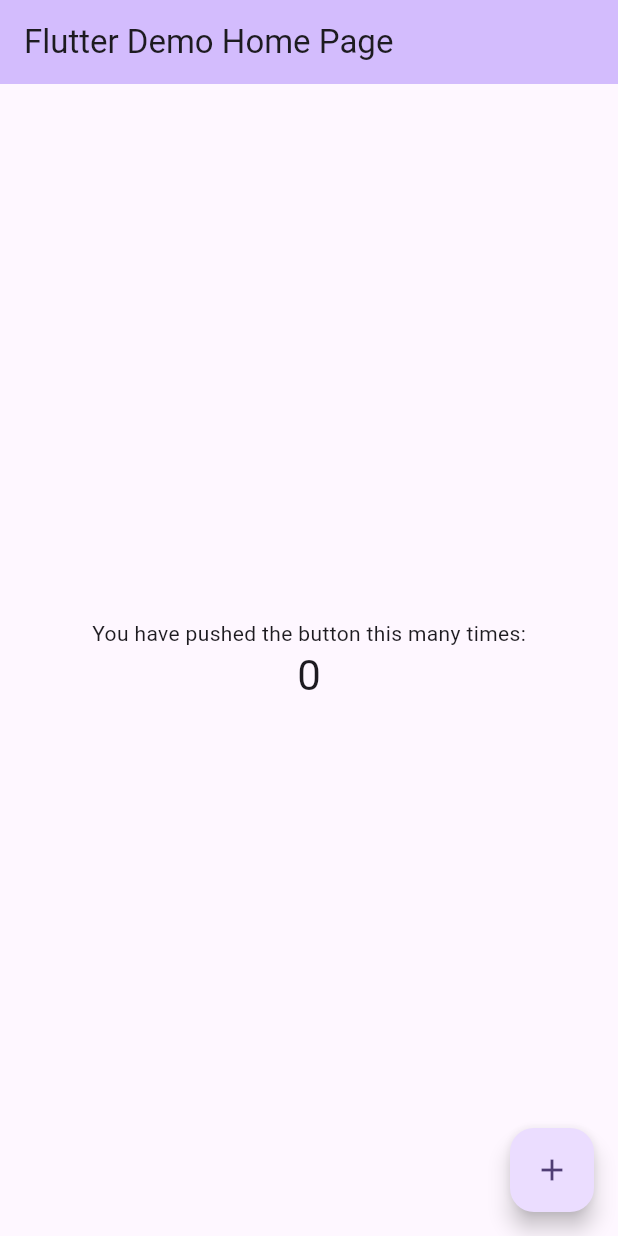
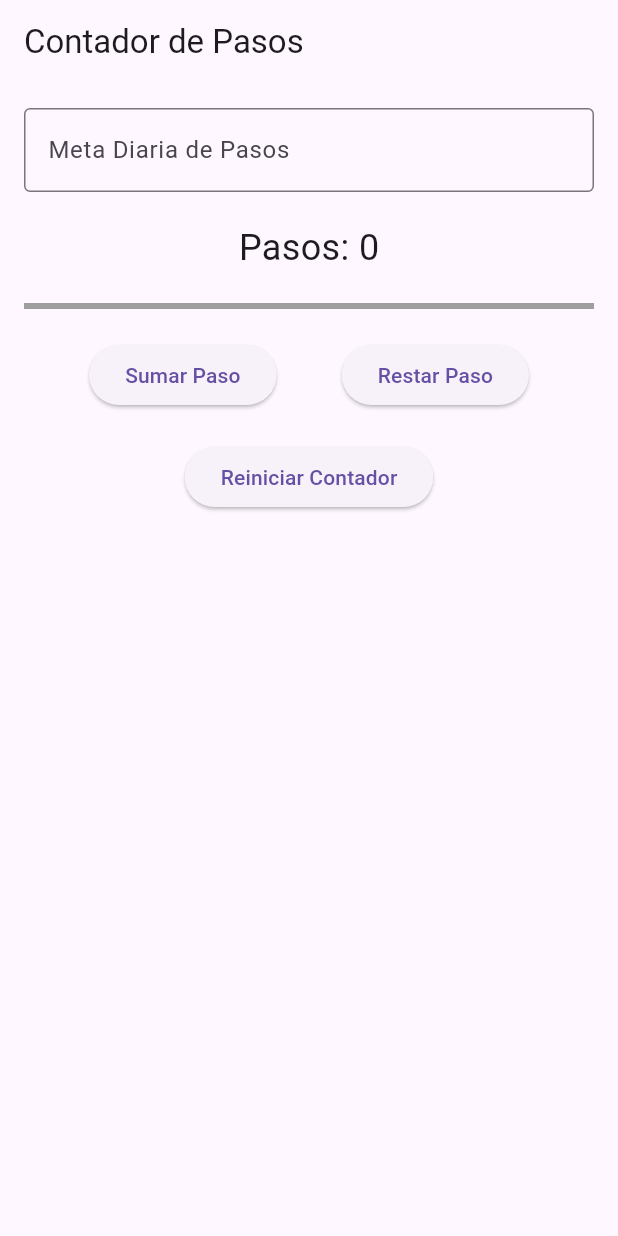
Before and after one commit to gabri117/seguimiento_metas_pasos, a Flutter app: the screen it shows after launch, on a phone screen of 412 x 824 dp. Run offline on Flutter 3.47's test engine with Material 3 defaults, Android fonts, the phone set to English and light mode, and no system bars.

Commit message:
Programación en .main haciendo uso de los distintos Widgets.

```diff
--- a/lib/main.dart
+++ b/lib/main.dart
@@ -1,122 +1,102 @@
 import 'package:flutter/material.dart';
 
 void main() {
-  runApp(const MyApp());
+  runApp(MyApp());
 }
 
 class MyApp extends StatelessWidget {
-  const MyApp({super.key});
-
-  // This widget is the root of your application.
   @override
   Widget build(BuildContext context) {
     return MaterialApp(
-      title: 'Flutter Demo',
+      title: 'Contador de Pasos',
       theme: ThemeData(
-        // This is the theme of your application.
-        //
-        // TRY THIS: Try running your application with "flutter run". You'll see
-        // the application has a purple toolbar. Then, without quitting the app,
-        // try changing the seedColor in the colorScheme below to Colors.green
-        // and then invoke "hot reload" (save your changes or press the "hot
-        // reload" button in a Flutter-supported IDE, or press "r" if you used
-        // the command line to start the app).
-        //
-        // Notice that the counter didn't reset back to zero; the application
-        // state is not lost during the reload. To reset the state, use hot
-        // restart instead.
-        //
-        // This works for code too, not just values: Most code changes can be
-        // tested with just a hot reload.
-        colorScheme: ColorScheme.fromSeed(seedColor: Colors.deepPurple),
+        primarySwatch: Colors.blue,
       ),
-      home: const MyHomePage(title: 'Flutter Demo Home Page'),
+      home: HomeScreen(),
     );
   }
 }
 
-class MyHomePage extends StatefulWidget {
-  const MyHomePage({super.key, required this.title});
-
-  // This widget is the home page of your application. It is stateful, meaning
-  // that it has a State object (defined below) that contains fields that affect
-  // how it looks.
-
-  // This class is the configuration for the state. It holds the values (in this
-  // case the title) provided by the parent (in this case the App widget) and
-  // used by the build method of the State. Fields in a Widget subclass are
-  // always marked "final".
-
-  final String title;
-
+class HomeScreen extends StatefulWidget {
   @override
-  State<MyHomePage> createState() => _MyHomePageState();
+  _HomeScreenState createState() => _HomeScreenState();
 }
 
-class _MyHomePageState extends State<MyHomePage> {
-  int _counter = 0;
-
-  void _incrementCounter() {
-    setState(() {
-      // This call to setState tells the Flutter framework that something has
-      // changed in this State, which causes it to rerun the build method below
-      // so that the display can reflect the updated values. If we changed
-      // _counter without calling setState(), then the build method would not be
-      // called again, and so nothing would appear to happen.
-      _counter++;
-    });
-  }
+class _HomeScreenState extends State<HomeScreen> {
+  int _pasos = 0;
+  int _metaDiaria = 0;
+  TextEditingController _metaController = TextEditingController();
 
   @override
   Widget build(BuildContext context) {
-    // This method is rerun every time setState is called, for instance as done
-    // by the _incrementCounter method above.
-    //
-    // The Flutter framework has been optimized to make rerunning build methods
-    // fast, so that you can just rebuild anything that needs updating rather
-    // than having to individually change instances of widgets.
     return Scaffold(
       appBar: AppBar(
-        // TRY THIS: Try changing the color here to a specific color (to
-        // Colors.amber, perhaps?) and trigger a hot reload to see the AppBar
-        // change color while the other colors stay the same.
-        backgroundColor: Theme.of(context).colorScheme.inversePrimary,
-        // Here we take the value from the MyHomePage object that was created by
-        // the App.build method, and use it to set our appbar title.
-        title: Text(widget.title),
+        title: Text('Contador de Pasos'),
       ),
-      body: Center(
-        // Center is a layout widget. It takes a single child and positions it
-        // in the middle of the parent.
+      body: Padding(
+        padding: const EdgeInsets.all(16.0),
         child: Column(
-          // Column is also a layout widget. It takes a list of children and
-          // arranges them vertically. By default, it sizes itself to fit its
-          // children horizontally, and tries to be as tall as its parent.
-          //
-          // Column has various properties to control how it sizes itself and
-          // how it positions its children. Here we use mainAxisAlignment to
-          // center the children vertically; the main axis here is the vertical
-          // axis because Columns are vertical (the cross axis would be
-          // horizontal).
-          //
-          // TRY THIS: Invoke "debug painting" (choose the "Toggle Debug Paint"
-          // action in the IDE, or press "p" in the console), to see the
-          // wireframe for each widget.
-          mainAxisAlignment: MainAxisAlignment.center,
-          children: <Widget>[
-            const Text('You have pushed the button this many times:'),
+          children: [
+            TextField(
+              controller: _metaController,
+              decoration: InputDecoration(
+                labelText: 'Meta Diaria de Pasos',
+                border: OutlineInputBorder(),
+              ),
+              keyboardType: TextInputType.number,
+              onSubmitted: (value) {
+                setState(() {
+                  _metaDiaria = int.tryParse(value) ?? 0;
+                });
+              },
+            ),
+            SizedBox(height: 20),
             Text(
-              '$_counter',
-              style: Theme.of(context).textTheme.headlineMedium,
+              'Pasos: $_pasos',
+              style: TextStyle(fontSize: 24),
+            ),
+            SizedBox(height: 20),
+            LinearProgressIndicator(
+              value: _metaDiaria > 0 ? _pasos / _metaDiaria : 0,
+              backgroundColor: Colors.grey,
+              valueColor: AlwaysStoppedAnimation<Color>(
+                _pasos >= _metaDiaria ? Colors.green : Colors.blue,
+              ),
+            ),
+            SizedBox(height: 20),
+            Row(
+              mainAxisAlignment: MainAxisAlignment.spaceEvenly,
+              children: [
+                ElevatedButton(
+                  onPressed: () {
+                    setState(() {
+                      _pasos++;
+                    });
+                  },
+                  child: Text('Sumar Paso'),
+                ),
+                ElevatedButton(
+                  onPressed: () {
+                    setState(() {
+                      if (_pasos > 0) _pasos--;
+                    });
+                  },
+                  child: Text('Restar Paso'),
+                ),
+              ],
+            ),
+            SizedBox(height: 20),
+            ElevatedButton(
+              onPressed: () {
+                setState(() {
+                  _pasos = 0;
+                });
+              },
+              child: Text('Reiniciar Contador'),
             ),
           ],
         ),
       ),
-      floatingActionButton: FloatingActionButton(
-        onPressed: _incrementCounter,
-        tooltip: 'Increment',
-        child: const Icon(Icons.add),
-      ), // This trailing comma makes auto-formatting nicer for build methods.
     );
   }
 }
```
